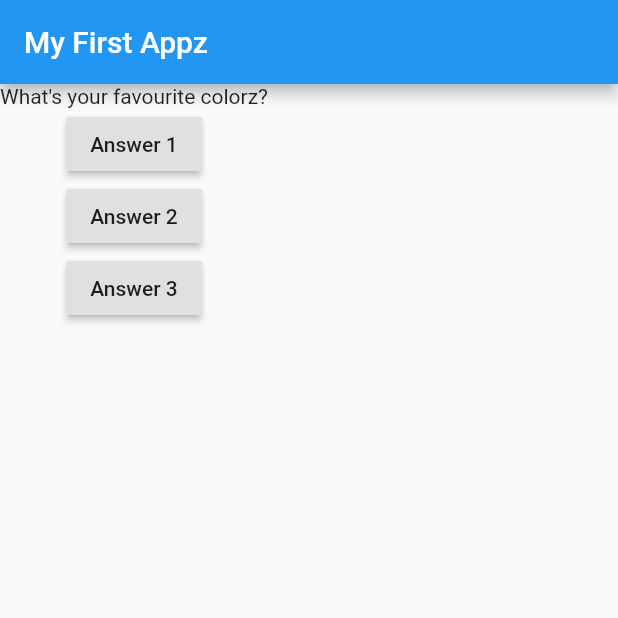
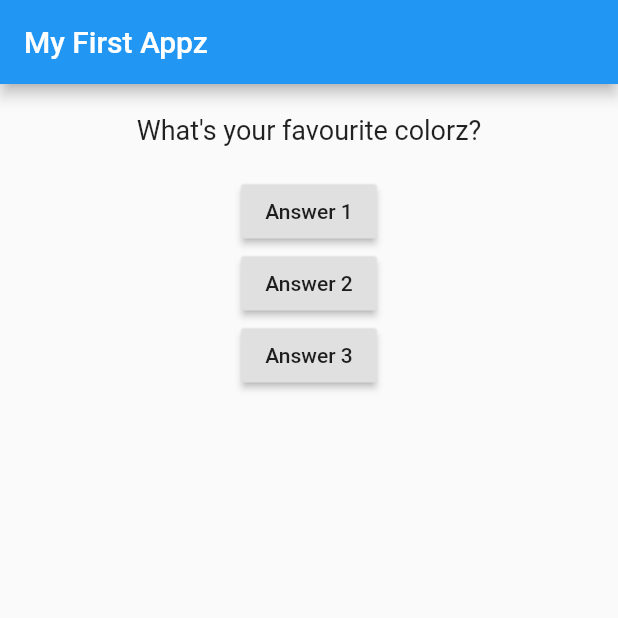
Before and after one commit to abahe/fluter-simple-quiz, a Flutter app: the screen it shows after launch, on a phone screen of 412 x 824 dp, the top half of it. Run offline on Flutter 3.47's test engine with Material 2 defaults, Android fonts, the phone set to English and light mode, and no system bars.

Commit message:
question styling

```diff
--- a/lib/main.dart
+++ b/lib/main.dart
@@ -1,4 +1,5 @@
 import 'package:flutter/material.dart';
+import './question.dart';
 
 void main() => runApp(MyApp());
 
@@ -34,7 +35,9 @@ class _MyAppState extends State<MyApp> {
         ),
         body: Column(
           children: [
-            Text(questions[_questionIndex]),
+            Question(
+                questions[_questionIndex]
+            ),
             RaisedButton(
               child: Text('Answer 1'),
               onPressed: _answerQuestion,
--- /dev/null
+++ b/lib/question.dart
@@ -0,0 +1,20 @@
+import 'package:flutter/material.dart';
+
+class Question extends StatelessWidget {
+  final String questionText;
+
+  Question(this.questionText);
+
+  @override
+  Widget build(BuildContext context) {
+    return Container(
+      width: double.infinity,
+      margin: EdgeInsets.all(20),
+      child: Text(
+        questionText,
+        style: TextStyle(fontSize: 18),
+        textAlign: TextAlign.center,
+      ),
+    );
+  }
+}
```
